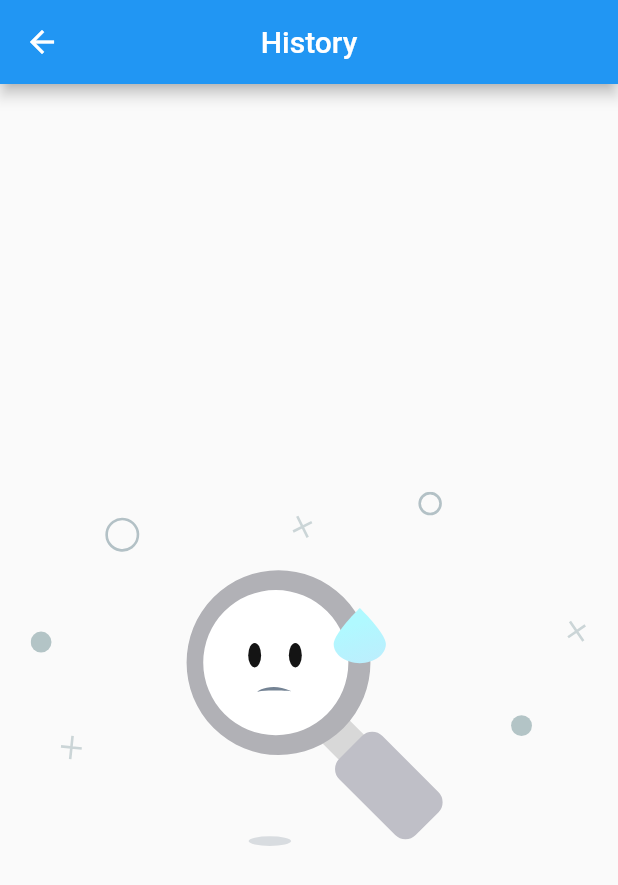
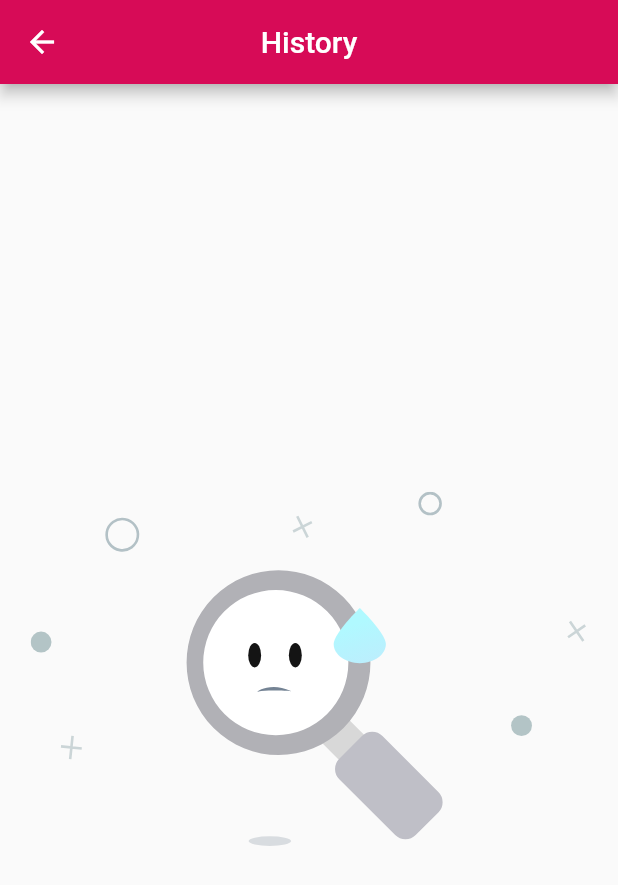
Before and after one commit to Work90210/dice-roll-flutter, a Flutter app: the screen it shows after launch, after a tap on the "history" icon, on a phone screen of 412 x 824 dp. Shown: the top 885 px of the screen. Run offline on Flutter 3.47's test engine with Material 2 defaults, Android fonts, the light colour scheme and no system bars; our stand-ins replace flutter_bloc, flutter_svg, freezed_annotation, lottie.

Commit message:
- Added icon - Changed some colors

```diff
--- a/lib/shared/primary_button.dart
+++ b/lib/shared/primary_button.dart
@@ -27,6 +27,7 @@ class PrimaryButton extends StatelessWidget {
             child: ElevatedButton(
               style: ButtonStyle(
                 padding: MaterialStateProperty.all(const EdgeInsets.fromLTRB(25, 15, 25, 15)),
+                backgroundColor: MaterialStateProperty.all(const Color(0xFFD70B57)),
               ),
               onPressed: onTap,
               child: Text(
--- a/lib/ui/history/history_page.dart
+++ b/lib/ui/history/history_page.dart
@@ -58,6 +58,7 @@ class HistoryPage extends StatelessWidget {
       builder: (context, state) {
         return Scaffold(
           appBar: AppBar(
+            backgroundColor: const Color(0xFFD70B57),
             title: const Text("History"),
             centerTitle: true,
           ),
--- a/lib/ui/home/home_page.dart
+++ b/lib/ui/home/home_page.dart
@@ -61,6 +61,7 @@ class HomePage extends StatelessWidget {
       builder: (context, state) {
         return Scaffold(
           appBar: AppBar(
+            backgroundColor: const Color(0xFFD70B57),
             title: const Text("Spin Dice"),
             centerTitle: true,
             actions: [
```
Also changed, not shown: 58 other files.
